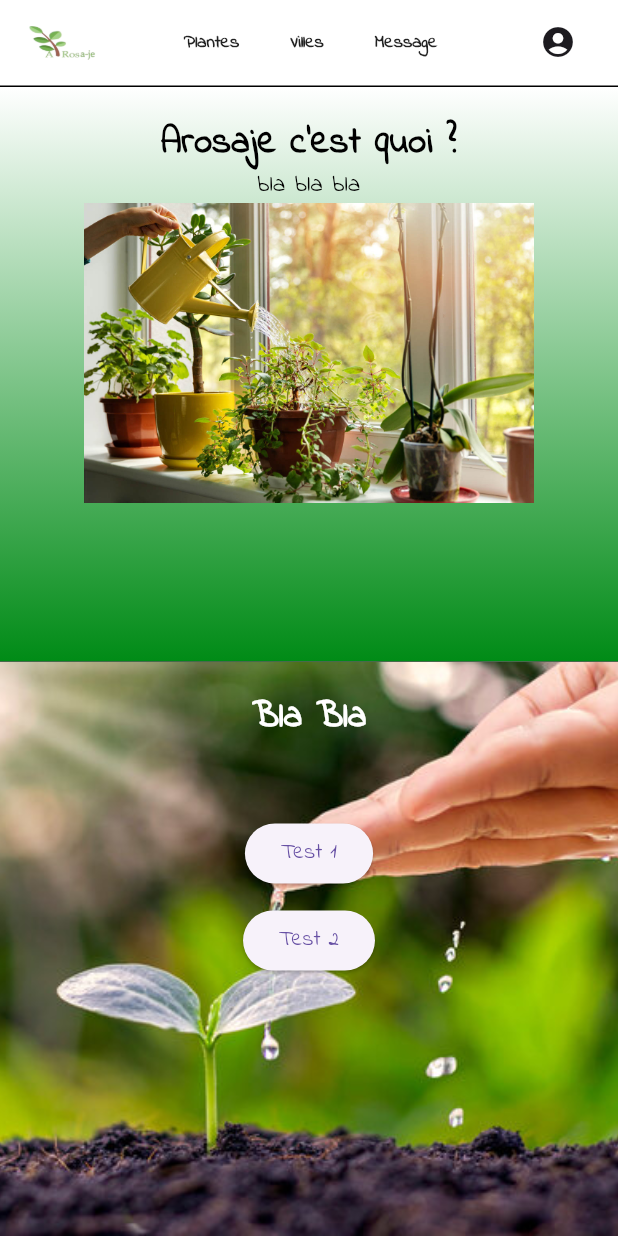
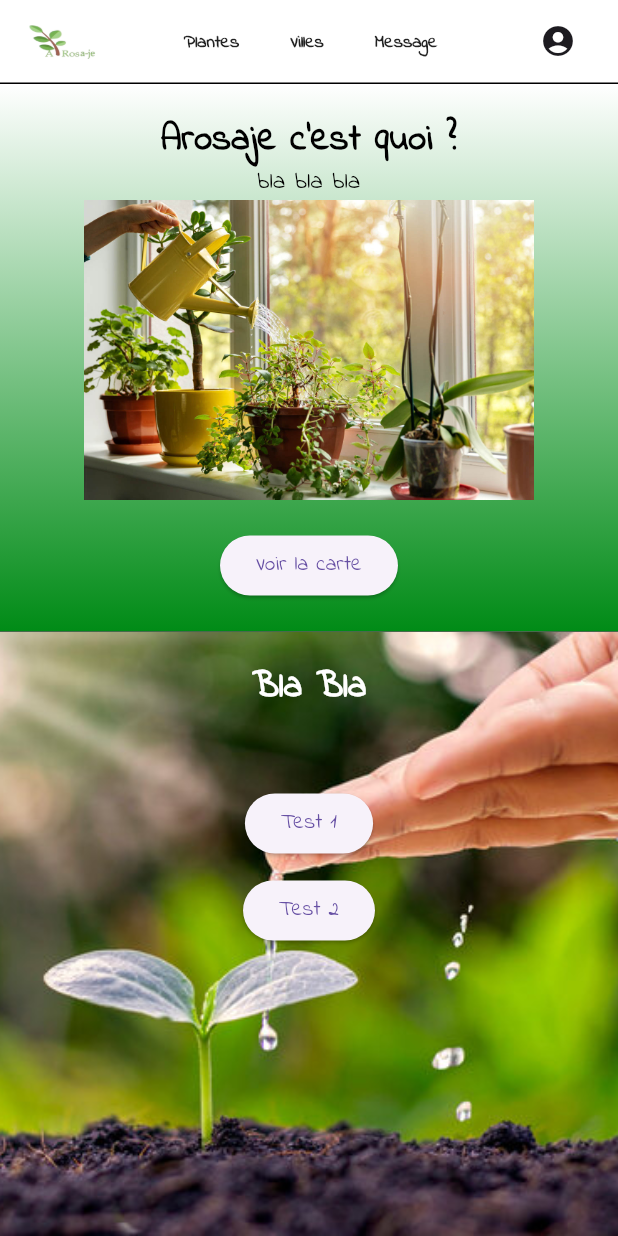
Before and after one commit to Val-lhe-lob/arosaje_flutter, a Flutter app: the screen it shows after launch, on a phone screen of 412 x 824 dp. Run offline on Flutter 3.47's test engine with Material 3 defaults, Android fonts, the light colour scheme and no system bars; our stand-ins replace flutter_map, latlong2.

Commit message:
WIP Header and some other commits

```diff
--- /dev/null
+++ b/lib/header.dart
@@ -0,0 +1,92 @@
+import 'package:flutter/material.dart';
+
+class Header extends StatelessWidget {
+  final Function(String) onHeaderLinkTap;
+
+  const Header({
+    required this.onHeaderLinkTap,
+  });
+
+  @override
+  Widget build(BuildContext context) {
+    return AppBar(
+      title: Row(
+        mainAxisAlignment: MainAxisAlignment.spaceBetween,
+        children: [
+          Image.asset(
+            'assets/image/logo.png',
+            width: 50,
+            height: 50,
+          ),
+          Row(
+            children: [
+              HeaderLink(
+                text: 'Plantes',
+                onPressed: () {
+                  onHeaderLinkTap('Plantes');
+                },
+              ),
+              SizedBox(width: 2),
+              HeaderLink(
+                text: 'Villes',
+                onPressed: () {
+                  onHeaderLinkTap('Villes');
+                },
+              ),
+              SizedBox(width: 2),
+              HeaderLink(
+                text: 'Message',
+                onPressed: () {
+                  onHeaderLinkTap('Message');
+                },
+              ),
+            ],
+          ),
+          IconButton(
+            icon: Icon(Icons.account_circle),
+            onPressed: () {
+              // Ajoutez votre logique pour le bouton de l'icône du compte ici.
+            },
+          ),
+        ],
+      ),
+      backgroundColor: Colors.white,
+      elevation: 0,
+      bottom: PreferredSize(
+        preferredSize: Size.fromHeight(2.0),
+        child: Container(
+          color: Colors.black,
+          height: 1,
+        ),
+      ),
+    );
+  }
+}
+
+class HeaderLink extends StatelessWidget {
+  final String text;
+  final VoidCallback onPressed;
+
+  const HeaderLink({
+    required this.text,
+    required this.onPressed,
+  });
+
+  @override
+  Widget build(BuildContext context) {
+    return InkWell(
+      onTap: onPressed,
+      child: Padding(
+        padding: const EdgeInsets.symmetric(horizontal: 16.0),
+        child: Text(
+          text,
+          style: TextStyle(
+            color: Colors.black87,
+            fontSize: 12,
+            fontWeight: FontWeight.bold,
+          ),
+        ),
+      ),
+    );
+  }
+}
--- a/lib/main.dart
+++ b/lib/main.dart
@@ -1,6 +1,8 @@
+import 'package:flutter/material.dart';
 import 'package:arosaje_flutter/pages/plante_page.dart';
-import 'package:flutter/material.dart';
 import 'package:arosaje_flutter/pages/ville_page.dart';
+import 'package:arosaje_flutter/pages/map_page.dart'; // Importez la page de la carte
+import 'header.dart';
 
 void main() {
   runApp(MyApp());
@@ -24,66 +26,30 @@ class MyHomePage extends StatelessWidget {
   @override
   Widget build(BuildContext context) {
     return Scaffold(
-      appBar: AppBar(
-        title: Row(
-          mainAxisAlignment: MainAxisAlignment.spaceBetween,
-          children: [
-            Image.asset(
-              'assets/image/logo.png',
-              width: 50,
-              height: 50,
-            ),
-            Row(
-              children: [
-                HeaderLink(
-                    text: 'Plantes',
-                    onPressed: () {
+      appBar: PreferredSize(
+        preferredSize: Size.fromHeight(kToolbarHeight),
+        child: Header(
+          onHeaderLinkTap: (String text) {
+            if (text == 'Plantes') {
               Navigator.push(
                 context,
                 MaterialPageRoute(builder: (context) => PlantesPage()),
               );
-                      // a faire la logique
-                    }),
-                SizedBox(width: 2),
-                HeaderLink(
-                    text: 'Villes',
-                    onPressed: () {
+            } else if (text == 'Villes') {
               Navigator.push(
                 context,
                 MaterialPageRoute(builder: (context) => VillesPage()),
               );
-                    }),
-                SizedBox(width: 2),
-                HeaderLink(
-                    text: 'Message',
-                    onPressed: () {
-                      // a faire la logique
-                    }),
-              ],
-            ),
-            IconButton(
-              icon: Icon(Icons.account_circle),
-              onPressed: () {
-                // a faire la logique
+            } else if (text == 'Message') {
+              // Ajoutez votre logique pour le lien "Message" ici.
+            }
           },
-            ),
-          ],
-        ),
-        backgroundColor: Colors.white,
-        elevation: 0,
-        bottom: PreferredSize(
-          preferredSize: Size.fromHeight(2.0),
-          child: Container(
-            color: Colors.black,
-            height: 1,
-          ),
         ),
       ),
       body: Column(
         crossAxisAlignment: CrossAxisAlignment.stretch,
         children: [
-          Expanded(
-            child: DecoratedBox(
+          DecoratedBox(
             decoration: BoxDecoration(
               gradient: LinearGradient(
                 begin: Alignment.topCenter,
@@ -118,8 +84,17 @@ class MyHomePage extends StatelessWidget {
                     width: 500,
                     height: 200,
                   ),
+                  SizedBox(height: 20), // Espacement entre le texte et le bouton
+                  ElevatedButton(
+                    onPressed: () {
+                      Navigator.push(
+                        context,
+                        MaterialPageRoute(builder: (context) => MapPage()), // Redirige vers la page de la carte
+                      );
+                    },
+                    child: Text('Voir la carte'), // Texte du bouton
+                  ),
                 ],
-                ),
               ),
             ),
           ),
--- a/lib/services/plante_service.dart
+++ b/lib/services/plante_service.dart
@@ -6,7 +6,7 @@ class PlantesService {
   static Future<List<Plante>> getPlantes() async {
     try {
       var response = await http.get(
-        Uri.parse('https://localhost:7239/api/Plantes'));
+        Uri.parse('http://192.168.1.14:32777/api/Plantes'));
 
       if (response.statusCode == 200) {
         final List<dynamic> data = json.decode(response.body);
```
Also changed, not shown: lib/pages/map_page.dart (added, +34 -0 lines), lib/pages/plante_page.dart (+26 -3 lines), lib/pages/ville_page.dart (+26 -4 lines), lib/widgets/plante_widget.dart (+5 -5 lines), pubspec.lock, 1 other file. Lines whose indentation alone changed are shown as unchanged.
